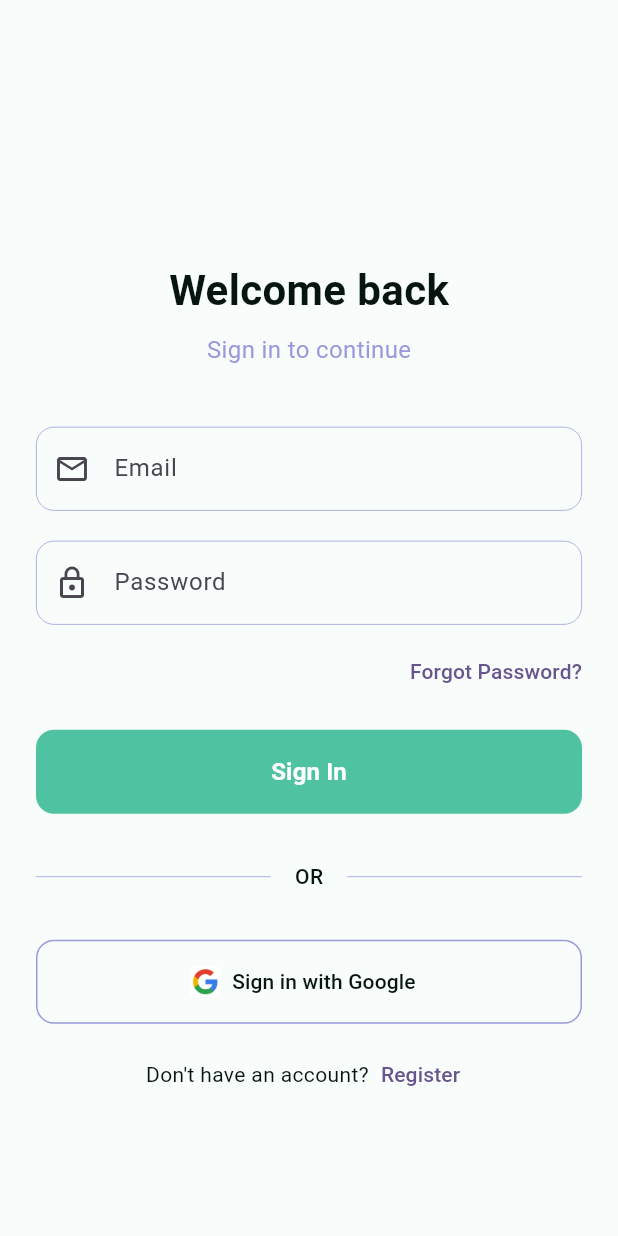
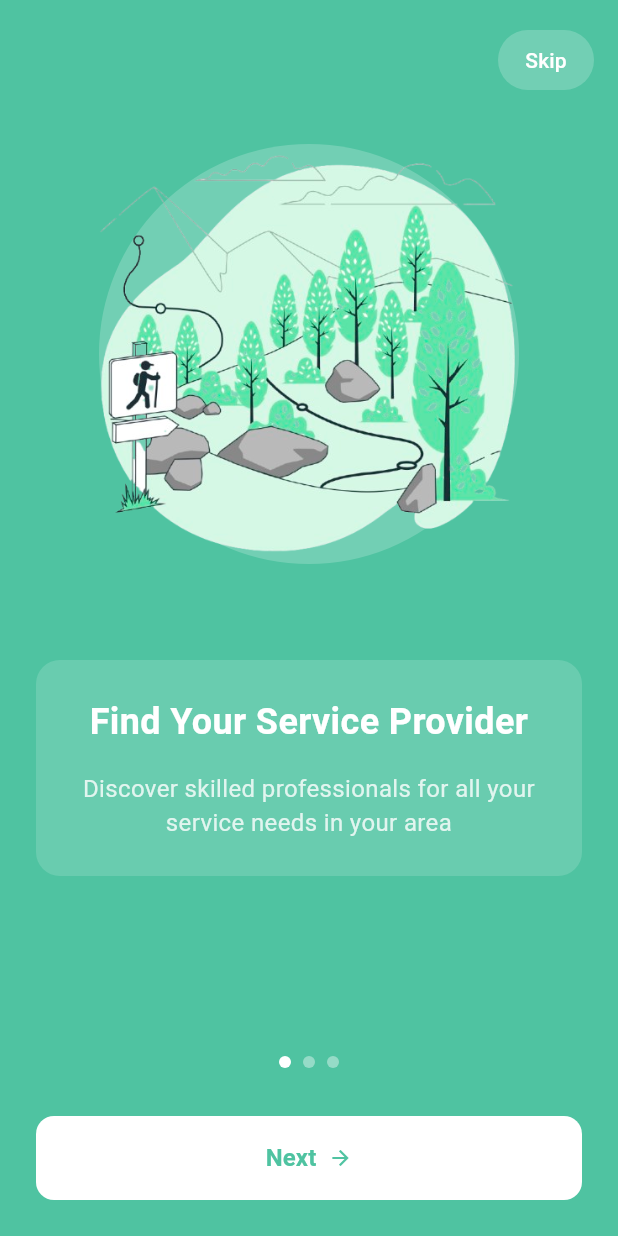
Before and after one commit to KboyVillahermosa/Ascentra, a Flutter app: the screen it shows after launch, on a phone screen of 412 x 824 dp. Run offline on Flutter 3.47's test engine with Material 3 defaults, Android fonts, the light colour scheme and no system bars; our stand-ins replace firebase_auth, firebase_core, flutter_map, geolocator, google_sign_in, image_picker and 5 more; accounts and stored records are empty.

Commit message:
update onboard

```diff
--- a/lib/main.dart
+++ b/lib/main.dart
@@ -1,7 +1,7 @@
 import 'package:flutter/material.dart';
 import 'package:firebase_core/firebase_core.dart';
 import 'firebase_options.dart';
-import 'screens/login_screen.dart';
+import 'screens/onboarding_screen.dart';
 import 'services/database_helper.dart';
 
 void main() async {
@@ -32,10 +32,10 @@ class MyApp extends StatelessWidget {
       title: 'Ascentra App',
       debugShowCheckedModeBanner: false,
       theme: ThemeData(
-        colorScheme: ColorScheme.fromSeed(seedColor: Colors.deepPurple),
+        colorScheme: ColorScheme.fromSeed(seedColor: const Color(0xFF4FC3A1)),
         useMaterial3: true,
       ),
-      home: const LoginScreen(),
+      home: const OnboardingScreen(),
     );
   }
 }
--- /dev/null
+++ b/lib/screens/onboarding_screen.dart
@@ -0,0 +1,257 @@
+import 'package:flutter/material.dart';
+import 'login_screen.dart';
+
+class OnboardingScreen extends StatefulWidget {
+  const OnboardingScreen({super.key});
+
+  @override
+  State<OnboardingScreen> createState() => _OnboardingScreenState();
+}
+
+class _OnboardingScreenState extends State<OnboardingScreen> {
+  final PageController _pageController = PageController();
+  int _currentPage = 0;
+
+  final List<OnboardingItem> _pages = [
+    OnboardingItem(
+      title: "Find Your Service Provider",
+      description: "Discover skilled professionals for all your service needs in your area",
+      imagePath: "assets/intro.png",
+    ),
+    OnboardingItem(
+      title: "Book Appointments Easily",
+      description: "Schedule services with just a few taps and manage your bookings in one place",
+      imagePath: "assets/intro1.png",
+    ),
+    OnboardingItem(
+      title: "Pay Securely & Review",
+      description: "Secure payment options and share your feedback after receiving services",
+      imagePath: "assets/intro.png",
+    ),
+  ];
+
+  @override
+  void dispose() {
+    _pageController.dispose();
+    super.dispose();
+  }
+
+  void _onNextPage() {
+    if (_currentPage < _pages.length - 1) {
+      _pageController.nextPage(
+        duration: const Duration(milliseconds: 300),
+        curve: Curves.easeInOut,
+      );
+    } else {
+      _onFinishOnboarding();
+    }
+  }
+
+  void _onFinishOnboarding() {
+    Navigator.of(context).pushReplacement(
+      MaterialPageRoute(builder: (context) => const LoginScreen()),
+    );
+  }
+
+  @override
+  Widget build(BuildContext context) {
+    // Using the same color palette from login_screen.dart
+    const Color textColor = Color(0xFF071511); // Very dark green
+    const Color backgroundColor = Color(0xFFF8FDFC); // Very light mint
+    const Color primaryColor = Color(0xFF4FC3A1); // Teal/mint green
+    const Color secondaryColor = Color(0xFF9999DC); // Lavender/light purple
+
+    return Scaffold(
+      backgroundColor: primaryColor, // Primary color as background for onboarding
+      body: SafeArea(
+        child: Stack(
+          children: [
+            // Skip button positioned at the top right
+            Positioned(
+              top: 16,
+              right: 16,
+              child: TextButton(
+                onPressed: _onFinishOnboarding,
+                style: TextButton.styleFrom(
+                  foregroundColor: Colors.white,
+                  backgroundColor: Colors.white.withOpacity(0.2),
+                  padding: const EdgeInsets.symmetric(horizontal: 16, vertical: 8),
+                  shape: RoundedRectangleBorder(
+                    borderRadius: BorderRadius.circular(20),
+                  ),
+                ),
+                child: const Text('Skip'),
+              ),
+            ),
+
+            // Main content
+            Column(
+              children: [
+                Expanded(
+                  child: PageView.builder(
+                    controller: _pageController,
+                    itemCount: _pages.length,
+                    onPageChanged: (int page) {
+                      setState(() {
+                        _currentPage = page;
+                      });
+                    },
+                    itemBuilder: (context, index) {
+                      return OnboardingPage(
+                        item: _pages[index],
+                      );
+                    },
+                  ),
+                ),
+
+                // Page indicator and Next button
+                Container(
+                  padding: const EdgeInsets.all(24),
+                  child: Column(
+                    children: [
+                      // Page indicator dots
+                      Row(
+                        mainAxisAlignment: MainAxisAlignment.center,
+                        children: List.generate(
+                          _pages.length,
+                          (index) => Container(
+                            margin: const EdgeInsets.symmetric(horizontal: 4),
+                            width: 8,
+                            height: 8,
+                            decoration: BoxDecoration(
+                              shape: BoxShape.circle,
+                              color: _currentPage == index
+                                  ? Colors.white
+                                  : Colors.white.withOpacity(0.4),
+                            ),
+                          ),
+                        ),
+                      ),
+                      const SizedBox(height: 32),
+
+                      // Next button
+                      SizedBox(
+                        width: double.infinity,
+                        height: 56,
+                        child: ElevatedButton(
+                          onPressed: _onNextPage,
+                          style: ElevatedButton.styleFrom(
+                            backgroundColor: Colors.white,
+                            foregroundColor: primaryColor,
+                            shape: RoundedRectangleBorder(
+                              borderRadius: BorderRadius.circular(12),
+                            ),
+                            elevation: 0,
+                          ),
+                          child: Row(
+                            mainAxisAlignment: MainAxisAlignment.center,
+                            children: [
+                              Text(
+                                _currentPage < _pages.length - 1 ? 'Next' : 'Get Started',
+                                style: const TextStyle(
+                                  fontSize: 16,
+                                  fontWeight: FontWeight.w600,
+                                ),
+                              ),
+                              const SizedBox(width: 8),
+                              const Icon(Icons.arrow_forward, size: 16),
+                            ],
+                          ),
+                        ),
+                      ),
+                    ],
+                  ),
+                ),
+              ],
+            ),
+          ],
+        ),
+      ),
+    );
+  }
+}
+
+class OnboardingItem {
+  final String title;
+  final String description;
+  final String imagePath;
+
+  OnboardingItem({
+    required this.title,
+    required this.description,
+    required this.imagePath,
+  });
+}
+
+class OnboardingPage extends StatelessWidget {
+  final OnboardingItem item;
+
+  const OnboardingPage({
+    super.key,
+    required this.item,
+  });
+
+  @override
+  Widget build(BuildContext context) {
+    return Padding(
+      padding: const EdgeInsets.all(24.0),
+      child: Column(
+        mainAxisAlignment: MainAxisAlignment.center,
+        children: [
+          // Image placeholder - replace with your actual images
+          Container(
+            width: 280,
+            height: 280,
+            decoration: BoxDecoration(
+              color: Colors.white.withOpacity(0.2),
+              shape: BoxShape.circle,
+            ),
+            child: Image.asset(
+              item.imagePath,
+              errorBuilder: (context, error, stackTrace) {
+                // Fallback if image doesn't exist yet
+                return const Icon(
+                  Icons.image,
+                  size: 80,
+                  color: Colors.white60,
+                );
+              },
+            ),
+          ),
+          const SizedBox(height: 64),
+
+          // Details card
+          Container(
+            padding: const EdgeInsets.all(24),
+            decoration: BoxDecoration(
+              color: Colors.white.withOpacity(0.15),
+              borderRadius: BorderRadius.circular(16),
+            ),
+            child: Column(
+              children: [
+                Text(
+                  item.title,
+                  style: const TextStyle(
+                    fontSize: 24,
+                    fontWeight: FontWeight.bold,
+                    color: Colors.white,
+                  ),
+                  textAlign: TextAlign.center,
+                ),
+                const SizedBox(height: 16),
+                Text(
+                  item.description,
+                  style: TextStyle(
+                    fontSize: 16,
+                    color: Colors.white.withOpacity(0.8),
+                  ),
+                  textAlign: TextAlign.center,
+                ),
+              ],
+            ),
+          ),
+        ],
+      ),
+    );
+  }
+}
```
Also changed, not shown: assets/intro.png (added), assets/intro1.png (added).
